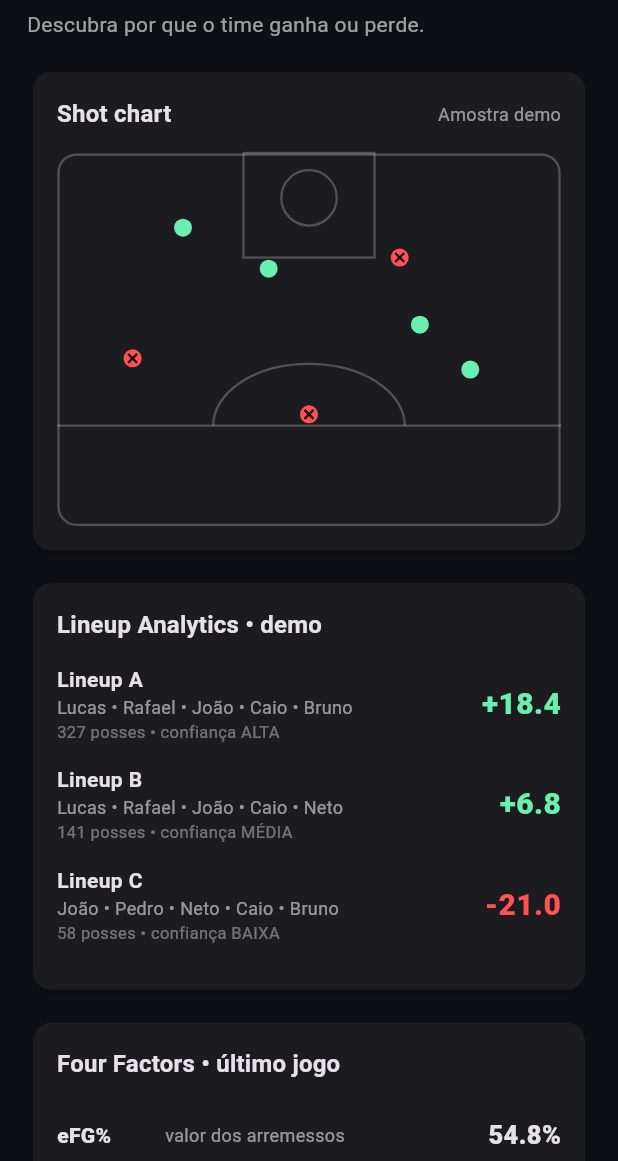
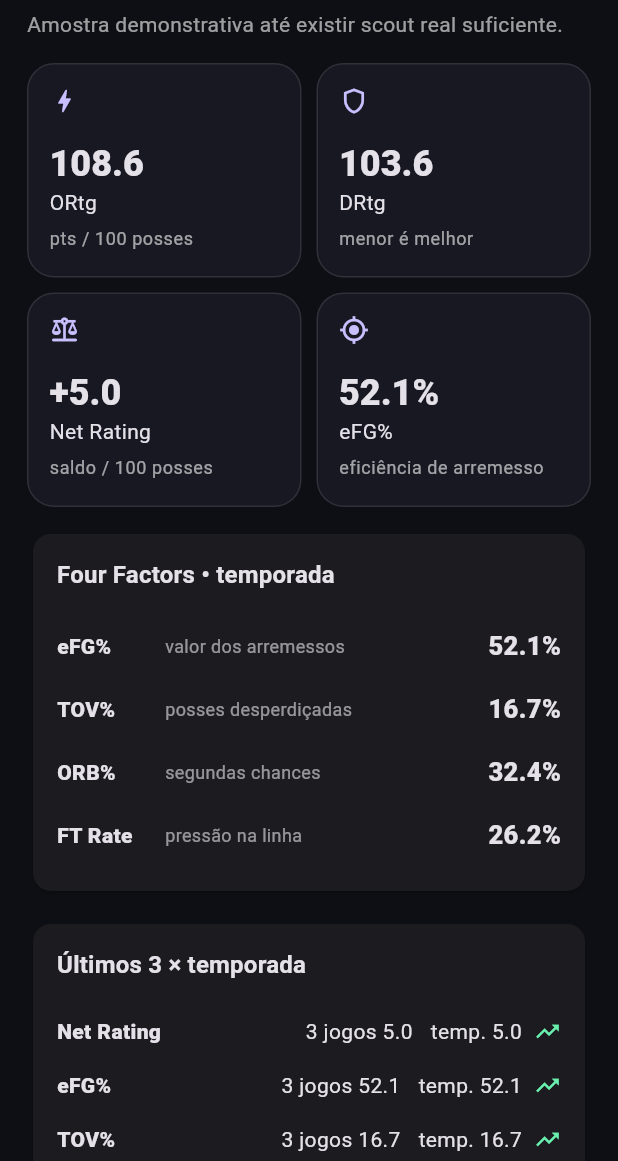
Before and after one commit to sandersoncorreia6-tech/arco-analytics-app, a Flutter app: the AnalyticsScreen widget shown alone on an empty page, opened directly, on a phone screen of 412 x 824 dp, the part 75-1236 px from its top. Run offline on Flutter 3.47's test engine with Material 3 defaults, Android fonts, the phone set to English and light mode, and no system bars; our stand-ins replace shared_preferences; accounts and stored records are empty; network calls fail.

Commit message:
Evolui analytics para temporada splits e confiança

```diff
--- a/lib/screens/analytics_screen.dart
+++ b/lib/screens/analytics_screen.dart
@@ -1,7 +1,9 @@
 import 'package:flutter/material.dart';
 import '../data/mock_repository.dart';
+import '../services/advanced_analytics_service.dart';
 import '../services/analytics_service.dart';
 import '../state/app_state.dart';
+import '../widgets/metric_card.dart';
 import '../widgets/section_card.dart';
 import '../widgets/shot_chart.dart';
 
@@ -11,41 +13,79 @@ class AnalyticsScreen extends StatelessWidget {
   @override
   Widget build(BuildContext context) {
     final state = AppScope.of(context);
-    final game = state.games.first;
+    final summary = AdvancedAnalyticsService.summarize(state.games);
+    final sample = AdvancedAnalyticsService.preferredSample(state.games);
+    final latest = sample.isEmpty ? null : ([...sample]..sort((a, b) => b.date.compareTo(a.date))).first;
+    final recent = sample.length <= 3 ? sample : ([...sample]..sort((a, b) => b.date.compareTo(a.date))).take(3).toList();
+    final recentSummary = AdvancedAnalyticsService.summarize(recent);
     final names = {for (final p in state.players) p.id: p.name};
-    final recorded = AnalyticsService.lineupsFromGame(game, names);
+    final recorded = latest == null ? const [] : AnalyticsService.lineupsFromGame(latest, names);
     final lineups = recorded.isNotEmpty ? recorded : ([...MockRepository.lineups]..sort((a, b) => b.netRating.compareTo(a.netRating)));
-    final usingDemoLineups = recorded.isEmpty;
-    final efg = AnalyticsService.efg(fgm: game.fgm, threePm: game.threePm, fga: game.fga);
-    final tov = AnalyticsService.turnoverPct(turnovers: game.turnovers, possessions: game.possessions);
-    final orb = AnalyticsService.offensiveReboundPct(offensiveRebounds: game.offensiveRebounds, available: game.availableOffensiveRebounds);
-    final ftRate = game.fga == 0 ? 0.0 : (game.fta / game.fga) * 100;
 
     return ListView(
       padding: const EdgeInsets.all(18),
       children: [
         Text('Analytics', style: Theme.of(context).textTheme.headlineSmall?.copyWith(fontWeight: FontWeight.w800)),
         const SizedBox(height: 6),
-        const Text('Descubra por que o time ganha ou perde.', style: TextStyle(color: Colors.white60)),
-        const SizedBox(height: 18),
-        SectionCard(title: 'Shot chart', trailing: const Text('Amostra demo', style: TextStyle(color: Colors.white54, fontSize: 12)), child: ShotChart(shots: MockRepository.shots)),
+        Text(
+          summary.usesDemoData
+              ? 'Amostra demonstrativa até existir scout real suficiente.'
+              : '${summary.games} jogos • ${summary.possessions} posses • confiança ${summary.sampleConfidence}',
+          style: const TextStyle(color: Colors.white60),
+        ),
+        const SizedBox(height: 16),
+        GridView.count(
+          crossAxisCount: 2,
+          shrinkWrap: true,
+          physics: const NeverScrollableScrollPhysics(),
+          crossAxisSpacing: 10,
+          mainAxisSpacing: 10,
+          childAspectRatio: 1.28,
+          children: [
+            MetricCard(label: 'ORtg', value: summary.offensiveRating.toStringAsFixed(1), helper: 'pts / 100 posses', icon: Icons.bolt_rounded),
+            MetricCard(label: 'DRtg', value: summary.defensiveRating.toStringAsFixed(1), helper: 'menor é melhor', icon: Icons.shield_outlined),
+            MetricCard(label: 'Net Rating', value: '${summary.netRating >= 0 ? '+' : ''}${summary.netRating.toStringAsFixed(1)}', helper: 'saldo / 100 posses', icon: Icons.balance_rounded),
+            MetricCard(label: 'eFG%', value: '${summary.efg.toStringAsFixed(1)}%', helper: 'eficiência de arremesso', icon: Icons.gps_fixed),
+          ],
+        ),
         const SizedBox(height: 14),
         SectionCard(
-          title: usingDemoLineups ? 'Lineup Analytics • demo' : 'Lineup Analytics • scout real',
-          child: Column(children: lineups.map((l) => Padding(
+          title: 'Four Factors • temporada',
+          child: Column(children: [
+            _Factor(label: 'eFG%', value: summary.efg, helper: 'valor dos arremessos'),
+            _Factor(label: 'TOV%', value: summary.turnoverPct, helper: 'posses desperdiçadas'),
+            _Factor(label: 'ORB%', value: summary.offensiveReboundPct, helper: 'segundas chances'),
+            _Factor(label: 'FT Rate', value: summary.freeThrowRate, helper: 'pressão na linha'),
+          ]),
+        ),
+        const SizedBox(height: 14),
+        SectionCard(
+          title: 'Últimos 3 × temporada',
+          child: Column(children: [
+            _Compare(label: 'Net Rating', recent: recentSummary.netRating, season: summary.netRating),
+            _Compare(label: 'eFG%', recent: recentSummary.efg, season: summary.efg),
+            _Compare(label: 'TOV%', recent: recentSummary.turnoverPct, season: summary.turnoverPct, lowerIsBetter: true),
+          ]),
+        ),
+        const SizedBox(height: 14),
+        SectionCard(
+          title: recorded.isNotEmpty ? 'Lineup Analytics • scout real' : 'Lineup Analytics • demo',
+          child: Column(children: lineups.take(8).map((l) => Padding(
             padding: const EdgeInsets.only(bottom: 14),
-            child: Row(children: [Expanded(child: Column(crossAxisAlignment: CrossAxisAlignment.start, children: [Text(l.name, style: const TextStyle(fontWeight: FontWeight.w700)), Text(l.players.join(' • '), style: const TextStyle(color: Colors.white54, fontSize: 12)), Text('${l.possessions} posses • confiança ${AnalyticsService.sampleConfidence(l.possessions)}', style: const TextStyle(color: Colors.white38, fontSize: 11))])), Text('${l.netRating >= 0 ? '+' : ''}${l.netRating.toStringAsFixed(1)}', style: TextStyle(fontSize: 20, fontWeight: FontWeight.w900, color: l.netRating >= 0 ? Colors.greenAccent : Colors.redAccent))]),
+            child: Row(children: [
+              Expanded(child: Column(crossAxisAlignment: CrossAxisAlignment.start, children: [
+                Text(l.players.join(' • '), style: const TextStyle(fontWeight: FontWeight.w700, fontSize: 12)),
+                Text('${l.possessions} posses • confiança ${AnalyticsService.sampleConfidence(l.possessions)}', style: const TextStyle(color: Colors.white38, fontSize: 11)),
+              ])),
+              Text('${l.netRating >= 0 ? '+' : ''}${l.netRating.toStringAsFixed(1)}', style: TextStyle(fontSize: 20, fontWeight: FontWeight.w900, color: l.netRating >= 0 ? Colors.greenAccent : Colors.redAccent)),
+            ]),
           )).toList()),
         ),
         const SizedBox(height: 14),
         SectionCard(
-          title: 'Four Factors • último jogo',
-          child: Column(children: [
-            _Factor(label: 'eFG%', value: efg, helper: 'valor dos arremessos'),
-            _Factor(label: 'TOV%', value: tov, helper: 'posses desperdiçadas', lowerIsBetter: true),
-            _Factor(label: 'ORB%', value: orb, helper: 'segundas chances'),
-            _Factor(label: 'FT Rate', value: ftRate, helper: 'pressão na linha'),
-          ]),
+          title: 'Shot chart',
+          trailing: const Text('coordenadas demo', style: TextStyle(color: Colors.white54, fontSize: 12)),
+          child: ShotChart(shots: MockRepository.shots),
         ),
       ],
     );
@@ -56,17 +96,37 @@ class _Factor extends StatelessWidget {
   final String label;
   final double value;
   final String helper;
+  const _Factor({required this.label, required this.value, required this.helper});
+  @override
+  Widget build(BuildContext context) => Padding(
+    padding: const EdgeInsets.symmetric(vertical: 9),
+    child: Row(children: [
+      SizedBox(width: 72, child: Text(label, style: const TextStyle(fontWeight: FontWeight.w800))),
+      Expanded(child: Text(helper, style: const TextStyle(color: Colors.white54, fontSize: 12))),
+      Text('${value.toStringAsFixed(1)}%', style: const TextStyle(fontWeight: FontWeight.w900, fontSize: 17)),
+    ]),
+  );
+}
+
+class _Compare extends StatelessWidget {
+  final String label;
+  final double recent;
+  final double season;
   final bool lowerIsBetter;
-  const _Factor({required this.label, required this.value, required this.helper, this.lowerIsBetter = false});
-
+  const _Compare({required this.label, required this.recent, required this.season, this.lowerIsBetter = false});
   @override
   Widget build(BuildContext context) {
+    final diff = recent - season;
+    final good = lowerIsBetter ? diff <= 0 : diff >= 0;
     return Padding(
-      padding: const EdgeInsets.symmetric(vertical: 9),
+      padding: const EdgeInsets.symmetric(vertical: 8),
       child: Row(children: [
-        SizedBox(width: 72, child: Text(label, style: const TextStyle(fontWeight: FontWeight.w800))),
-        Expanded(child: Text(helper, style: const TextStyle(color: Colors.white54, fontSize: 12))),
-        Text('${value.toStringAsFixed(1)}%', style: const TextStyle(fontWeight: FontWeight.w900, fontSize: 17)),
+        Expanded(child: Text(label, style: const TextStyle(fontWeight: FontWeight.w800))),
+        Text('3 jogos ${recent.toStringAsFixed(1)}'),
+        const SizedBox(width: 12),
+        Text('temp. ${season.toStringAsFixed(1)}'),
+        const SizedBox(width: 8),
+        Icon(good ? Icons.trending_up : Icons.trending_down, size: 18, color: good ? Colors.greenAccent : Colors.orangeAccent),
       ]),
     );
   }
```
